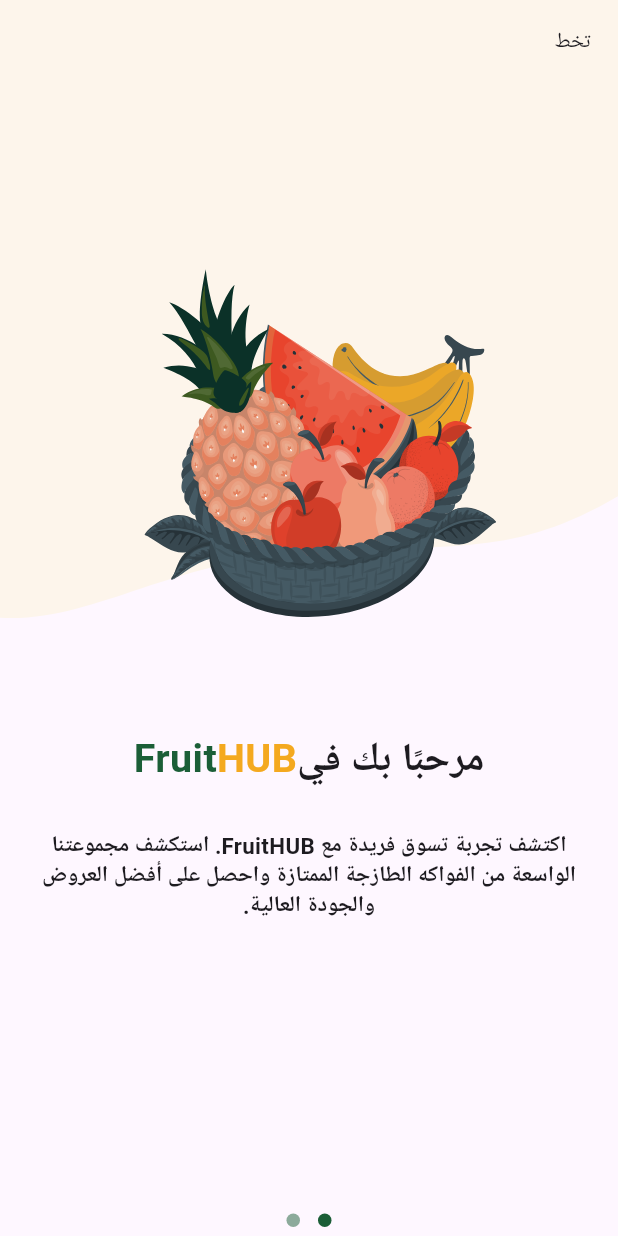
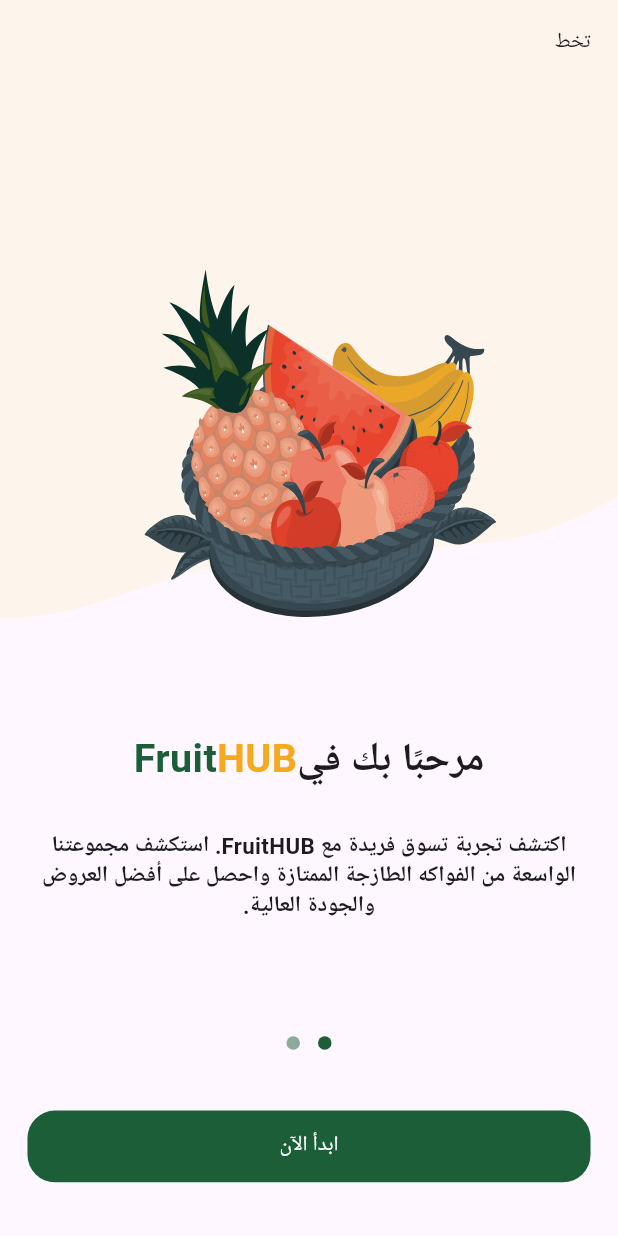
Before and after one commit to MhammadAli/Fakahany, a Flutter app: the screen it shows after launch, on a phone screen of 412 x 824 dp. Run offline on Flutter 3.47's test engine with Material 3 defaults, Android fonts, the phone set to English and light mode, and no system bars; drawn by our look-alikes of dots_indicator; our stand-ins replace flutter_screenutil, flutter_svg; Roboto replaces fonts that are missing (Cairo).

Commit message:
Adding Custom Button.

```diff
--- /dev/null
+++ b/lib/constants.dart
@@ -0,0 +1,4 @@
+
+import 'package:flutter_screenutil/flutter_screenutil.dart';
+
+final kHorizontalPadding = 16.0.w;
--- /dev/null
+++ b/lib/core/widgets/custom_button.dart
@@ -0,0 +1,35 @@
+import 'package:fakahany/constants.dart';
+import 'package:flutter/material.dart';
+import 'package:flutter_screenutil/flutter_screenutil.dart';
+
+import '../../utils/app_colors.dart';
+
+class CustomButton extends StatelessWidget {
+  const CustomButton({super.key, required this.onPressed, required this.text});
+
+  final VoidCallback onPressed;
+  final String text;
+
+  @override
+  Widget build(BuildContext context) {
+    return SizedBox(
+      height: 40.h,
+      width: double.infinity,
+      child: TextButton(
+        style: TextButton.styleFrom(
+          backgroundColor: AppColors.primaryColor,
+          shape: RoundedRectangleBorder(
+            borderRadius: BorderRadius.circular(16.r),
+          )
+        ),
+        onPressed: onPressed,
+        child: Text(
+          text,
+          style: TextStyle(
+            color: Colors.white,
+          ),
+        ),
+      ),
+    );
+  }
+}
--- a/lib/features/on_boarding/presentation/views/widgets/on_boarding_view_body.dart
+++ b/lib/features/on_boarding/presentation/views/widgets/on_boarding_view_body.dart
@@ -1,5 +1,8 @@
 import 'package:dots_indicator/dots_indicator.dart';
+import 'package:fakahany/constants.dart';
+import 'package:fakahany/core/widgets/custom_button.dart';
 import 'package:flutter/material.dart';
+import 'package:flutter_screenutil/flutter_screenutil.dart';
 
 import '../../../../../utils/app_colors.dart';
 import 'on_boarding_page_view.dart';
@@ -21,6 +24,21 @@ class OnBoardingViewBody extends StatelessWidget {
             color: AppColors.primaryColor.withOpacity(0.5),
           ),
         ),
+        SizedBox(
+          height: 29.h,
+        ),
+        Padding(
+          padding: EdgeInsets.symmetric(
+            horizontal: kHorizontalPadding,
+          ),
+          child: CustomButton(
+            onPressed: () {},
+            text: 'ابدأ الآن',
+          ),
+        ),
+        SizedBox(
+          height: 30.h,
+        ),
       ],
     );
   }
```
